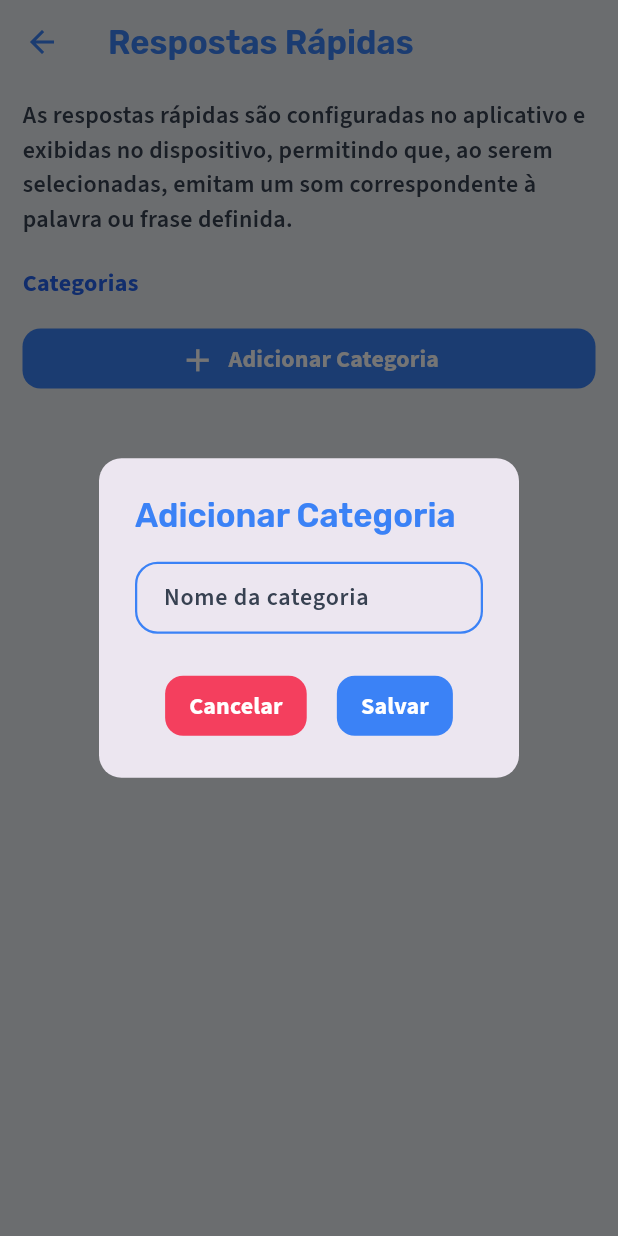
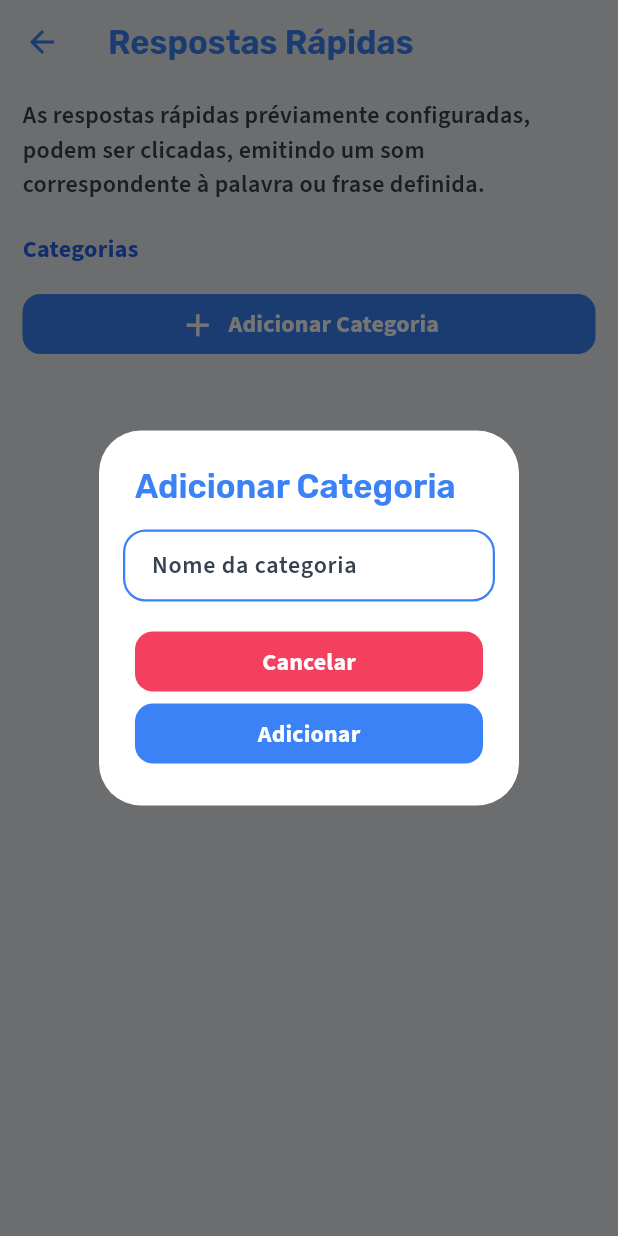
Before and after one commit to Beatriz02020/Sonoris-iot-app-transcricao, a Flutter app: the AnswerScreen screen opened directly, after a tap on "Adicionar Categoria", on a phone screen of 412 x 824 dp. Run offline on Flutter 3.47's test engine with Material 3 defaults, Android fonts, the phone set to English and light mode, and no system bars; our stand-ins replace cloud_firestore, firebase_auth, firebase_core, flutter_blue_plus, flutter_colorpicker, flutter_svg and 3 more; missing offline and left inert: cloudinary_public; accounts and stored records are empty; generated files the repository leaves out were written again.

```diff
--- a/lib/components/customTextField.dart
+++ b/lib/components/customTextField.dart
@@ -1,8 +1,9 @@
+import 'dart:math' as math;
+
 import 'package:flutter/material.dart';
 import 'package:flutter/services.dart';
 import 'package:sonoris/theme/colors.dart';
 import 'package:sonoris/theme/text_styles.dart';
-import 'dart:math' as math;
 
 class CustomTextField extends StatelessWidget {
   final String hintText;
--- a/lib/screens/main/device/device_screen.dart
+++ b/lib/screens/main/device/device_screen.dart
@@ -1,9 +1,9 @@
 import 'package:flutter/material.dart';
 import 'package:flutter/services.dart';
 import 'package:flutter_blue_plus/flutter_blue_plus.dart';
-import 'package:sonoris/components/customTextField.dart';
 import 'package:sonoris/components/customSelect.dart';
 import 'package:sonoris/components/customSlider.dart';
+import 'package:sonoris/components/customTextField.dart';
 import 'package:sonoris/theme/colors.dart';
 import 'package:sonoris/theme/text_styles.dart';
 
--- a/lib/screens/main/home/answer_screen.dart
+++ b/lib/screens/main/home/answer_screen.dart
@@ -54,7 +54,7 @@ class _AnswerScreenState extends State<AnswerScreen> {
                 crossAxisAlignment: CrossAxisAlignment.start,
                 children: [
                   Text(
-                    'As respostas rápidas são configuradas no aplicativo e exibidas no dispositivo, permitindo que, ao serem selecionadas, emitam um som correspondente à palavra ou frase definida.',
+                    'As respostas rápidas préviamente configuradas, podem ser clicadas, emitindo um som correspondente à palavra ou frase definida.',
                     style: AppTextStyles.body.copyWith(
                       color: AppColors.gray700,
                     ),
@@ -131,36 +131,32 @@ class _AnswerScreenState extends State<AnswerScreen> {
   }
 }
 
-// TODO: Arrumar as cores do dialog
 void _showAddCategoryDialog(BuildContext context) {
   final TextEditingController _categoryController = TextEditingController();
   showDialog(
     context: context,
     builder:
         (context) => AlertDialog(
-          shape: RoundedRectangleBorder(
-            borderRadius: BorderRadius.circular(15),
-          ),
-          title: Text(
-            'Adicionar Categoria',
-            style: AppTextStyles.h3.copyWith(color: AppColors.blue500),
-          ),
+          title: Text('Adicionar Categoria'),
+          titleTextStyle: AppTextStyles.h3.copyWith(color: AppColors.blue500),
+          backgroundColor: AppColors.white100,
+          contentPadding: const EdgeInsets.all(16),
+          elevation: 0,
           content: CustomTextField(
             hintText: 'Nome da categoria',
             controller: _categoryController,
             fullWidth: true,
           ),
           actions: [
-            Row(
-              mainAxisAlignment: MainAxisAlignment.spaceEvenly,
-              children: [
             CustomButton(
               text: 'Cancelar',
+              fullWidth: true,
               color: AppColors.rose500,
               onPressed: () => Navigator.of(context).pop(),
             ),
             CustomButton(
-                  text: 'Salvar',
+              text: 'Adicionar',
+              fullWidth: true,
               onPressed: () async {
                 final user = FirebaseAuth.instance.currentUser;
                 if (user != null && _categoryController.text.isNotEmpty) {
@@ -178,7 +174,5 @@ void _showAddCategoryDialog(BuildContext context) {
             ),
           ],
         ),
-          ],
-        ),
   );
 }
--- a/lib/screens/main/home/home_screen.dart
+++ b/lib/screens/main/home/home_screen.dart
@@ -1,4 +1,5 @@
 import 'dart:async';
+
 import 'package:cloud_firestore/cloud_firestore.dart';
 import 'package:firebase_auth/firebase_auth.dart';
 import 'package:flutter/material.dart';
--- a/lib/screens/main/home/saving_chat_screen.dart
+++ b/lib/screens/main/home/saving_chat_screen.dart
@@ -1,8 +1,8 @@
 import 'package:flutter/material.dart';
 import 'package:flutter/services.dart';
 import 'package:sonoris/components/customButton.dart';
+import 'package:sonoris/components/customSelect.dart';
 import 'package:sonoris/components/customTextField.dart';
-import 'package:sonoris/components/customSelect.dart';
 import 'package:sonoris/theme/colors.dart';
 import 'package:sonoris/theme/text_styles.dart';
 
--- a/lib/screens/main/user/user_screen.dart
+++ b/lib/screens/main/user/user_screen.dart
@@ -1,4 +1,5 @@
 import 'dart:io';
+
 import 'package:cloud_firestore/cloud_firestore.dart';
 import 'package:firebase_auth/firebase_auth.dart';
 import 'package:flutter/material.dart';
--- a/lib/services/auth_service.dart
+++ b/lib/services/auth_service.dart
@@ -1,8 +1,8 @@
 import 'dart:io';
 
 import 'package:cloud_firestore/cloud_firestore.dart';
+import 'package:cloudinary_public/cloudinary_public.dart';
 import 'package:firebase_auth/firebase_auth.dart';
-import 'package:cloudinary_public/cloudinary_public.dart';
 
 class AuthService {
   final FirebaseAuth _auth = FirebaseAuth.instance;
--- a/pubspec.yaml
+++ b/pubspec.yaml
@@ -2,7 +2,7 @@ name: sonoris
 description: "A new Flutter project."
 # The following line prevents the package from being accidentally published to
 # pub.dev using `flutter pub publish`. This is preferred for private packages.
-publish_to: 'none' # Remove this line if you wish to publish to pub.dev
+publish_to: "none" # Remove this line if you wish to publish to pub.dev
 
 # The following defines the version and build number for your application.
 # A version number is three numbers separated by dots, like 1.2.43
@@ -45,6 +45,7 @@ dependencies:
   image_picker: ^1.1.0
   firebase_storage: ^12.0.0
   cloudinary_public: ^0.21.0
+  flutter_tts: ^4.0.0
 
 dev_dependencies:
   flutter_test:
@@ -66,13 +67,11 @@ flutter_launcher_icons:
   image_path: "assets/images/Icon_Sonoris_App.png"
   # flutter pub run flutter_launcher_icons:main
 
-
 # For information on the generic Dart part of this file, see the
 # following page: https://dart.dev/tools/pub/pubspec
 
 # The following section is specific to Flutter packages.
 flutter:
-
   # The following line ensures that the Material Icons font is
   # included with your application, so that you can use the icons in
   # the material Icons class.
```
Also changed, not shown: lib/components/appBottomNav.dart (+3 -6 lines), lib/components/bottomNavigationBar.dart (+8 -10 lines), lib/screens/main/home/answer_category_screen.dart (+70 -70 lines), pubspec.lock. Lines whose indentation alone changed are shown as unchanged.
